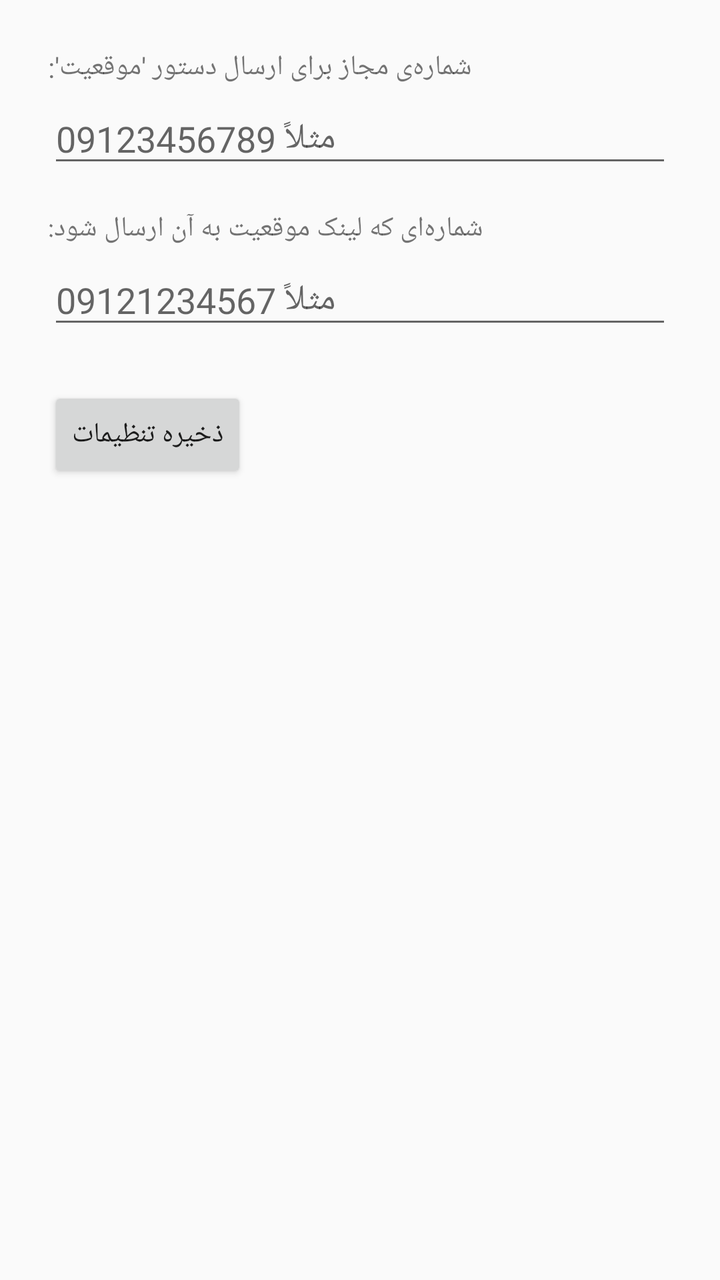
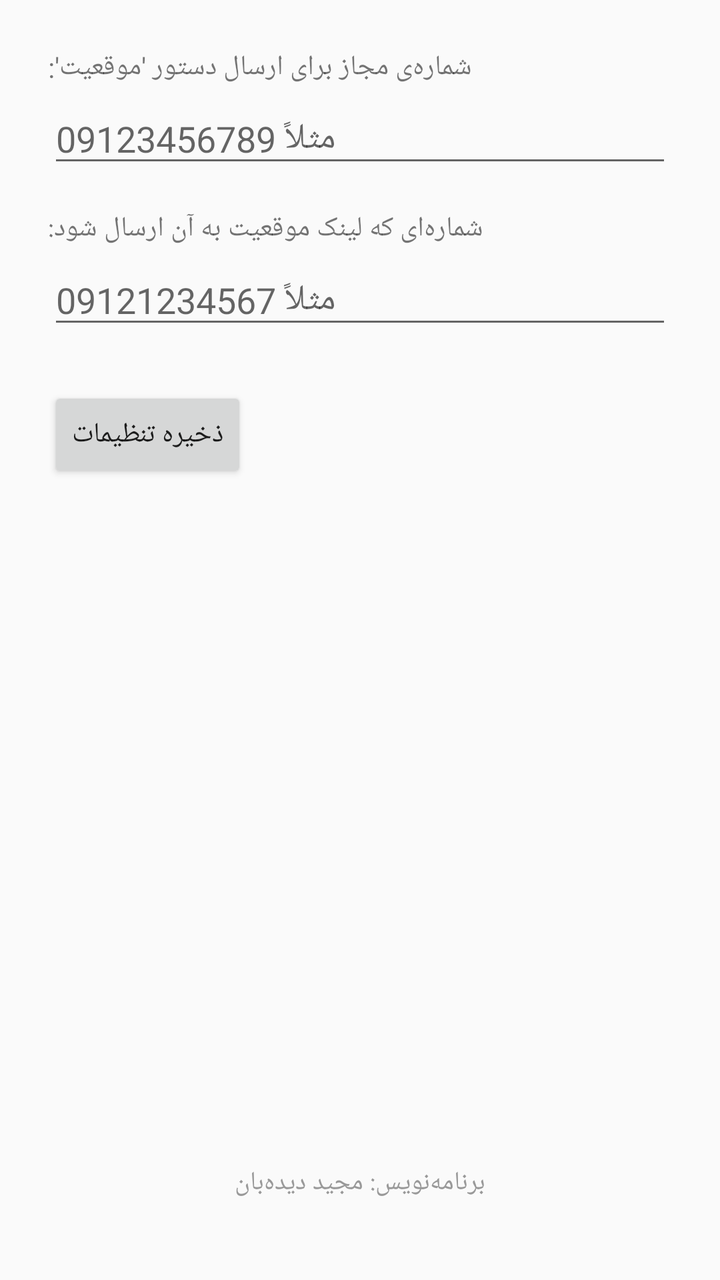

An Android layout rendered at two revisions. The XML below is the earlier revision; the diff shows what the commit changed to produce the second picture.
<!-- AndroidManifest.xml: application theme Theme.AppCompat.Light -->
<!-- res/layout/activity_main.xml -->
<?xml version="1.0" encoding="utf-8"?>
<LinearLayout xmlns:android="http://schemas.android.com/apk/res/android"
    android:layout_width="match_parent"
    android:layout_height="match_parent"
    android:orientation="vertical"
    android:padding="24dp">

    <TextView
        android:layout_width="wrap_content"
        android:layout_height="wrap_content"
        android:text="شماره‌ی مجاز برای ارسال دستور 'موقعیت':"
        android:textSize="14sp"
        android:layout_marginBottom="4dp" />

    <EditText
        android:id="@+id/editTrustedSender"
        android:layout_width="match_parent"
        android:layout_height="wrap_content"
        android:inputType="phone"
        android:hint="مثلاً 09123456789" />

    <TextView
        android:layout_width="wrap_content"
        android:layout_height="wrap_content"
        android:text="شماره‌ای که لینک موقعیت به آن ارسال شود:"
        android:textSize="14sp"
        android:layout_marginTop="16dp"
        android:layout_marginBottom="4dp" />

    <EditText
        android:id="@+id/editLocationReceiver"
        android:layout_width="match_parent"
        android:layout_height="wrap_content"
        android:inputType="phone"
        android:hint="مثلاً 09121234567" />

    <Button
        android:id="@+id/btnSave"
        android:layout_width="wrap_content"
        android:layout_height="wrap_content"
        android:layout_marginTop="24dp"
        android:text="ذخیره تنظیمات" />

    <TextView
        android:id="@+id/txtStatus"
        android:layout_width="match_parent"
        android:layout_height="wrap_content"
        android:layout_marginTop="24dp"
        android:textSize="12sp"
        android:textColor="#666666" />

</LinearLayout>
<!-- resources referenced by this layout -->
<resources>

</resources>

<!-- the commit's change to res/layout/activity_main.xml (unified diff, before → after) -->
@@ -49,4 +49,14 @@
         android:textSize="12sp"
         android:textColor="#666666" />
 
+    <TextView
+        android:layout_width="match_parent"
+        android:layout_height="0dp"
+        android:layout_weight="1"
+        android:gravity="bottom|center_horizontal"
+        android:paddingBottom="16dp"
+        android:text="برنامه‌نویس: مجید دیده‌بان"
+        android:textSize="13sp"
+        android:textColor="#999999" />
+
 </LinearLayout>
